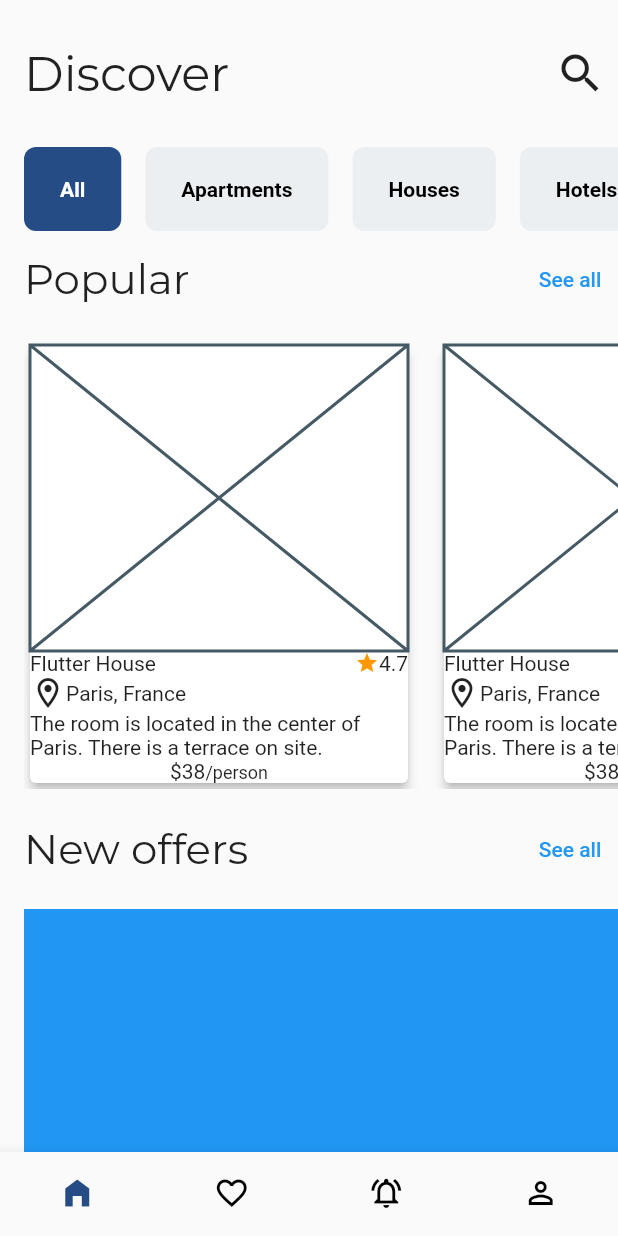
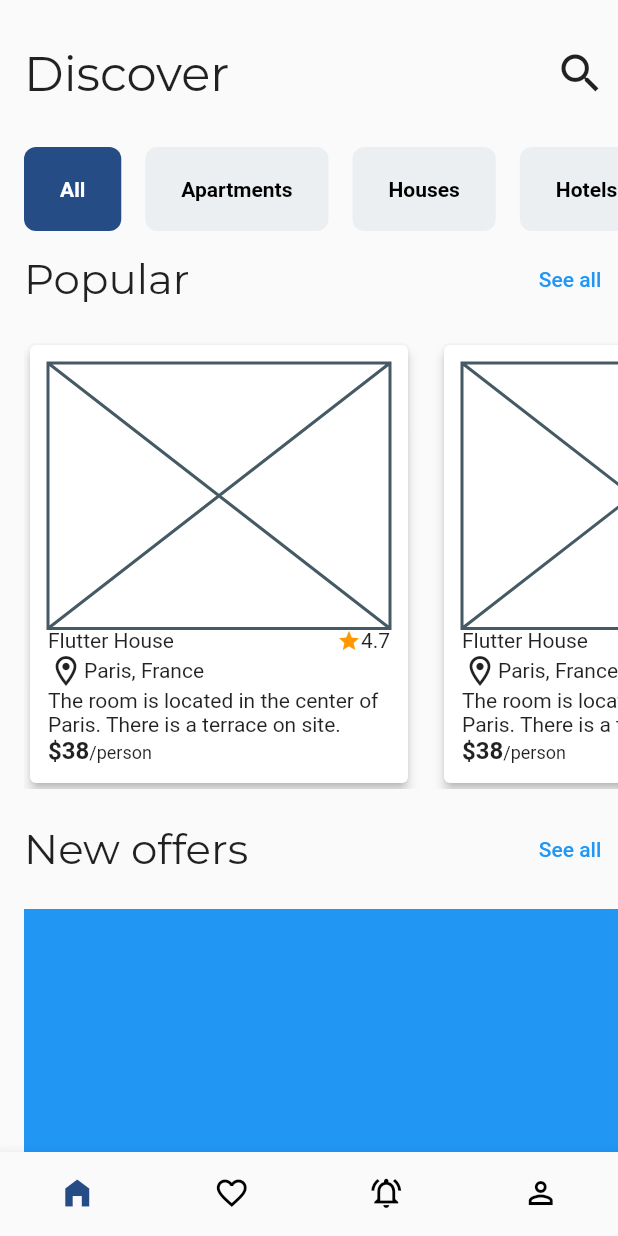
Before and after one commit to JAICHANGPARK/flutter_notebook_chapter_22, a Flutter app: the screen it shows after launch, on a phone screen of 412 x 824 dp. Run offline on Flutter 3.47's test engine with Material 2 defaults, Android fonts, the phone set to English and light mode, and no system bars; our stand-ins replace dots_indicator, flutter_riverpod, freezed_annotation, go_router, google_fonts, ionicons and 1 more.

Commit message:
Update renting_home_page.dart

```diff
--- a/lib/ep1290_renting_app/src/home/renting_home_page.dart
+++ b/lib/ep1290_renting_app/src/home/renting_home_page.dart
@@ -126,10 +126,13 @@ class _RentingHomePageState extends State<RentingHomePage> {
                                       margin: EdgeInsets.only(right: 16),
                                       child: Card(
                                         elevation: 3,
+                                        child: Padding(
+                                          padding: const EdgeInsets.all(12.0),
                                           child: Column(
                                             children: [
                                               Expanded(child: Placeholder()),
                                               Column(
+                                                crossAxisAlignment: CrossAxisAlignment.start,
                                                 children: [
                                                   Row(
                                                     children: [
@@ -158,6 +161,10 @@ class _RentingHomePageState extends State<RentingHomePage> {
                                                       children: [
                                                         TextSpan(
                                                           text: "\$38",
+                                                          style: TextStyle(
+                                                            fontSize: 16,
+                                                            fontWeight: FontWeight.bold,
+                                                          ),
                                                         ),
                                                         TextSpan(
                                                           text: '/person',
@@ -171,6 +178,7 @@ class _RentingHomePageState extends State<RentingHomePage> {
                                                 ],
                                               )
                                             ],
+                                          ),
                                         ),
                                       ),
                                       // decoration: BoxDecoration(
```
Lines whose indentation alone changed are shown as unchanged.
